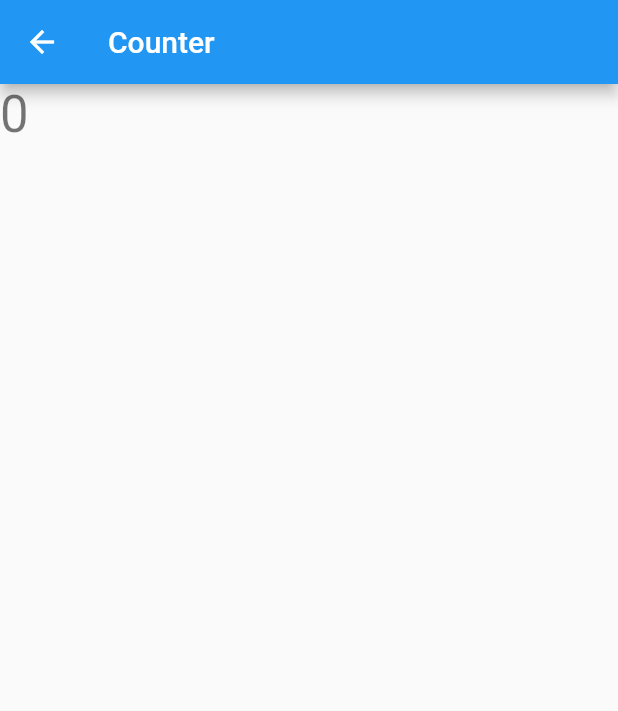
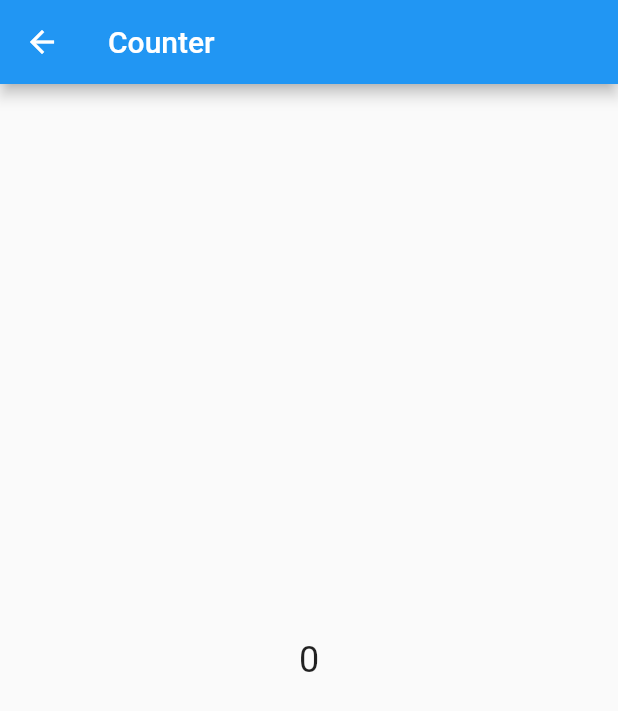
Before and after one commit to Pablofr10/estados_flutter, a Flutter app: the CounterPage screen opened directly, on a phone screen of 412 x 824 dp. Shown: the top 711 px of the screen. Run offline on Flutter 3.47's test engine with Material 2 defaults, Android fonts, the phone set to English and light mode, and no system bars; our stand-ins replace bloc, flutter_bloc.

```diff
--- a/lib/counter_bloc.dart
+++ b/lib/counter_bloc.dart
@@ -1,36 +1,20 @@
-import 'dart:async';
+import 'package:bloc/bloc.dart';
 
-import 'package:flutter/material.dart';
+enum CounterEvent { increment, decrement }
 
-class CounterBloc {
+class CounterBloc extends Bloc<CounterEvent, int> {
+  @override
+  int get initialState => 0;
 
-  //Singleton
-  static final CounterBloc _instance = new CounterBloc._internal();
-  factory CounterBloc(){
-    return _instance;
+  @override
+  Stream<int> mapEventToState(CounterEvent event) async* {
+    switch (event) {
+      case CounterEvent.decrement:
+        yield currentState - 1;
+        break;
+      case CounterEvent.increment:
+        yield currentState + 1;
+        break;
+    }
   }
-
-  CounterBloc._internal();
-
-
-  final _controller = StreamController<int>.broadcast();
-
-  get stream => _controller.stream;
-
-  int _counter = 0;
-
-  int get counter => _counter;
-
-
-  void increment(){
-    _counter++;
-
-    _controller.sink.add(_counter);
-  }
-
-  close(){
-
-    _controller.close();
-  }
-
 }
--- a/lib/counter_page.dart
+++ b/lib/counter_page.dart
@@ -1,26 +1,38 @@
 import 'package:carros/counter_bloc.dart';
+import 'package:flutter_bloc/flutter_bloc.dart';
 import 'package:flutter/material.dart';
 
-class CounterPage extends StatelessWidget {
-  final _bloc = CounterBloc();
+class CounterPage extends StatefulWidget {
+  CounterPage({Key key}) : super(key: key);
 
+  _CounterPageState createState() => _CounterPageState();
+}
+
+class _CounterPageState extends State<CounterPage> {
   @override
   Widget build(BuildContext context) {
+    final counterBloc = BlocProvider.of<CounterBloc>(context);
+
     return Scaffold(
       appBar: AppBar(
         title: Text('Counter'),
       ),
-      body: StreamBuilder<int>(
-        initialData: _bloc.counter,
-        stream: _bloc.stream,
-        builder: (context, snapshot) {
-          int count = snapshot.hasData ? snapshot.data : 0;
-          return Text(
-            '$count',
-            style: Theme.of(context).textTheme.display1,
+      body: BlocBuilder<CounterBloc, int>(
+        bloc: counterBloc,
+        builder: (context, count) {
+          return Center(
+            child: Text(
+              '$count',
+              style: TextStyle(fontSize: 24.0),
+            ),
           );
         },
       ),
     );
   }
+
+  void _incrementCounter() {
+    final counterBloc = BlocProvider.of<CounterBloc>(context);
+    counterBloc.dispatch(CounterEvent.increment);
+  }
 }
--- a/pubspec.yaml
+++ b/pubspec.yaml
@@ -24,6 +24,8 @@ dependencies:
   # Use with the CupertinoIcons class for iOS style icons.
   cupertino_icons: ^0.1.2
   scoped_model: ^1.0.1
+  bloc: ^0.15.0
+  flutter_bloc: ^0.21.0
 
 dev_dependencies:
   flutter_test:
```
Also changed, not shown: lib/home_page.dart (+15 -22 lines), lib/main.dart (+10 -5 lines), pubspec.lock.
